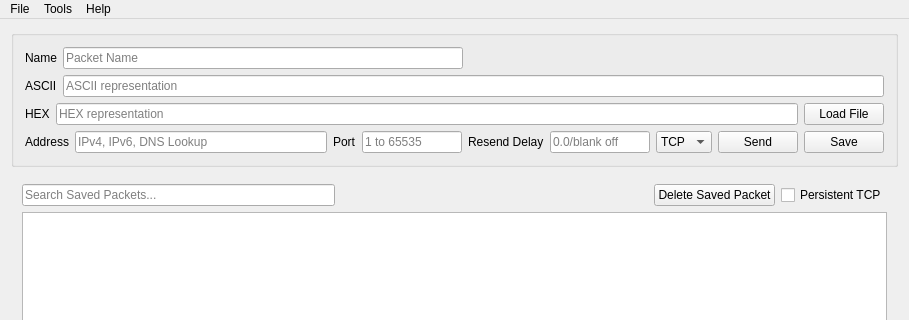
The window that src/mainwindow.ui (dannagle/PacketSender) describes before a commit, drawn with Qt 5; both pictures show x 0 to 909 and y 0 to 320 of the 909 by 690 pixel window.
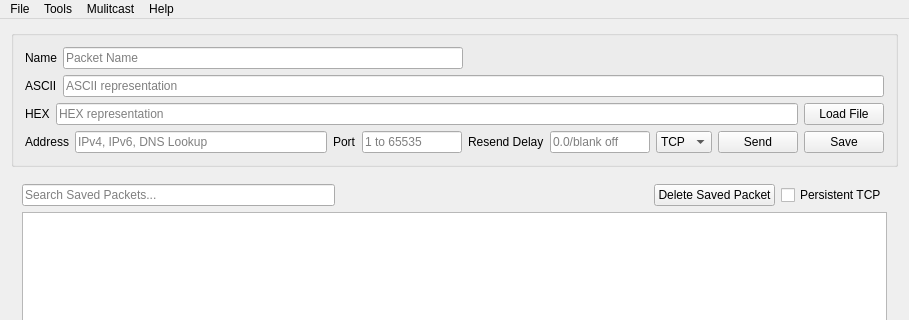
The same window after the commit. Icons and pictures are not drawn.

```diff
--- a/src/mainwindow.ui
+++ b/src/mainwindow.ui
@@ -432,8 +432,15 @@
     <addaction name="actionCloud"/>
     <addaction name="actionSubnet_Calculator"/>
    </widget>
+   <widget class="QMenu" name="menuMulitcast">
+    <property name="title">
+     <string>Mulitcast</string>
+    </property>
+    <addaction name="actionJoin_IPv4"/>
+   </widget>
    <addaction name="menuFile"/>
    <addaction name="menuTools"/>
+   <addaction name="menuMulitcast"/>
    <addaction name="menuHelp"/>
   </widget>
   <widget class="QStatusBar" name="statusBar"/>
```
Left out of the diff: 5 changed lines with no effect on the pictures.
